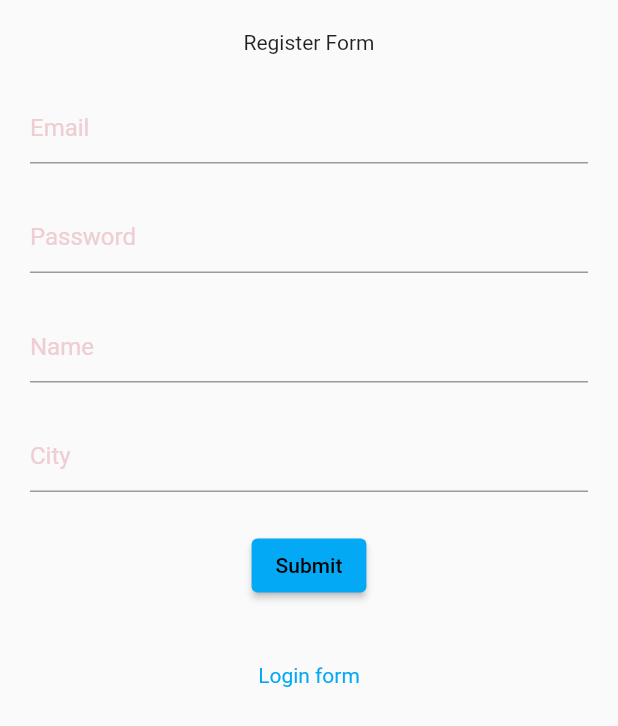
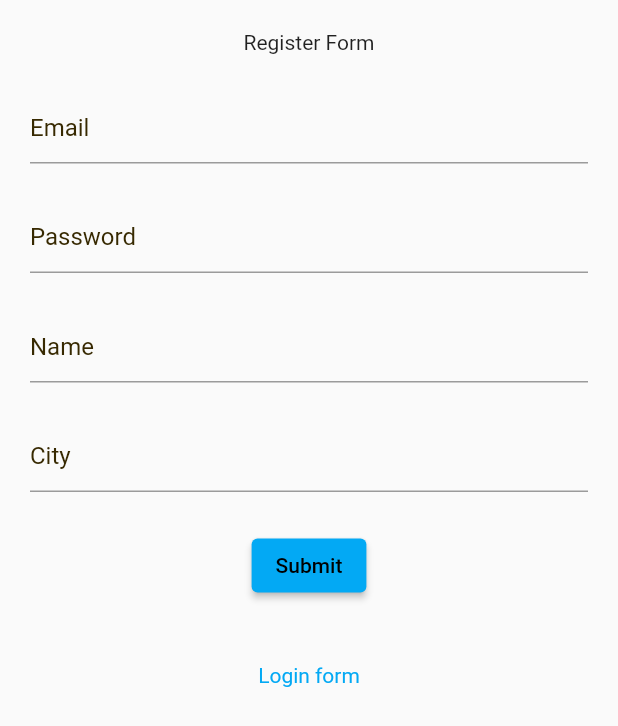
Before and after one commit to Raze91/flutter-movies-app, a Flutter app: the screen it shows after launch, on a phone screen of 412 x 824 dp. Shown: the top 726 px of the screen. Run offline on Flutter 3.47's test engine with Material 2 defaults, Android fonts, the phone set to English and light mode, and no system bars; our stand-ins replace cloud_firestore, firebase_auth, firebase_core, shared_preferences; missing offline and left inert: tmdb_api; accounts and stored records are empty; statements that could not run were skipped.

Commit message:
Resolve problems in darktheme

```diff
--- a/lib/components/darktheme/dark_theme_style.dart
+++ b/lib/components/darktheme/dark_theme_style.dart
@@ -2,21 +2,20 @@ import 'dart:ui';
 
 import 'package:flutter/material.dart';
 
- class Styles {
-
+class Styles {
   static ThemeData themeData(bool isDarkTheme, BuildContext context) {
     return ThemeData(
-      primarySwatch: Colors.lightBlue,
-      primaryColor: isDarkTheme ? Colors.black : Colors.white,
+        primarySwatch: Colors.lightBlue,
+        primaryColor: isDarkTheme ? Colors.black : Colors.white,
         backgroundColor: isDarkTheme ? Colors.black : const Color(0xffF1F5FB),
         indicatorColor:
             isDarkTheme ? const Color(0xff0E1D36) : const Color(0xffCBDCF8),
         hintColor:
-            isDarkTheme ? const Color(0xff280C0B) : const Color(0xffEECED3),
+            isDarkTheme ? const Color(0xffEECED3) : const Color(0xff372901),
         highlightColor:
             isDarkTheme ? const Color(0xff372901) : const Color(0xffFCE192),
         hoverColor:
-            isDarkTheme ? const Color(0xff3A3A3B) : const Color(0xff4285F4),
+            isDarkTheme ? Colors.grey : Colors.grey.withAlpha(75),
         focusColor:
             isDarkTheme ? const Color(0xff0B2512) : const Color(0xffA8DAB5),
         disabledColor: Colors.grey,
@@ -27,17 +26,16 @@ import 'package:flutter/material.dart';
             colorScheme: isDarkTheme
                 ? const ColorScheme.dark()
                 : const ColorScheme.light()),
-        appBarTheme: const AppBarTheme(
-          elevation: 0.0,
+        appBarTheme: Theme.of(context).appBarTheme.copyWith(
+          backgroundColor: isDarkTheme ? const Color(0xff3A3A3B) : Colors.lightBlue
         ),
         textSelectionTheme: TextSelectionThemeData(
             selectionColor: isDarkTheme ? Colors.white : Colors.black),
         bottomNavigationBarTheme: Theme.of(context)
             .bottomNavigationBarTheme
             .copyWith(
-                backgroundColor:
-                    isDarkTheme ? Colors.black : Colors.lightBlue, selectedItemColor: isDarkTheme ? const Color(0xffA8DAB5) : Colors.white)
-    );
-
+                backgroundColor: isDarkTheme ? const Color(0xff3A3A3B) : Colors.lightBlue,
+                selectedItemColor:
+                    isDarkTheme ? const Color(0xffA8DAB5) : Colors.white));
   }
 }
```
